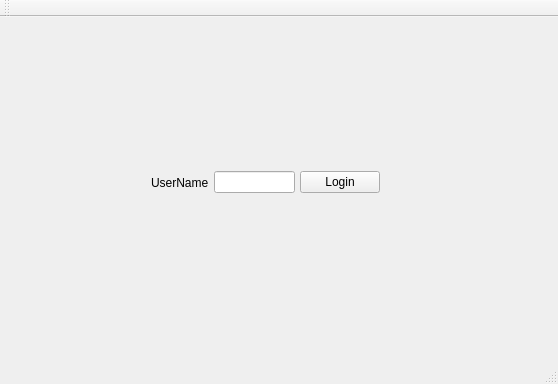
andonealexandru/Triviador, file Triviador/UI/forms/Login.ui: the form before one commit.
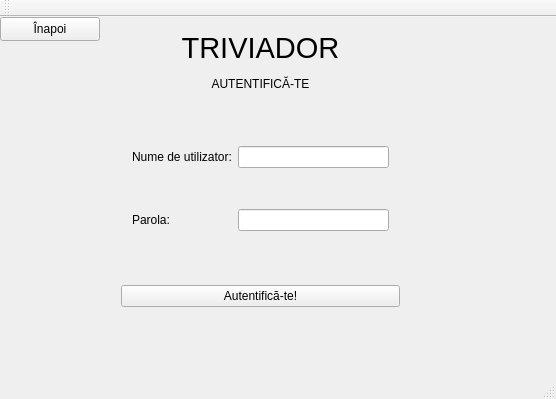
The form after the commit.

Commit message: Created new options and redesigned tabs for Login.

```diff
--- a/Triviador/UI/forms/Login.ui
+++ b/Triviador/UI/forms/Login.ui
@@ -6,61 +6,120 @@
    <rect>
     <x>0</x>
     <y>0</y>
-    <width>558</width>
-    <height>384</height>
+    <width>556</width>
+    <height>399</height>
    </rect>
   </property>
   <property name="windowTitle">
    <string>Login</string>
   </property>
   <widget class="QWidget" name="centralWidget">
+   <widget class="QPushButton" name="pushButtonExit">
+    <property name="geometry">
+     <rect>
+      <x>0</x>
+      <y>0</y>
+      <width>100</width>
+      <height>24</height>
+     </rect>
+    </property>
+    <property name="maximumSize">
+     <size>
+      <width>100</width>
+      <height>16777215</height>
+     </size>
+    </property>
+    <property name="text">
+     <string>Înapoi</string>
+    </property>
+   </widget>
+   <widget class="QWidget" name="verticalLayoutWidget">
+    <property name="geometry">
+     <rect>
+      <x>110</x>
+      <y>0</y>
+      <width>301</width>
+      <height>301</height>
+     </rect>
+    </property>
+    <layout class="QVBoxLayout" name="verticalLayout">
+     <item>
+      <widget class="QLabel" name="label_3">
+       <property name="maximumSize">
+        <size>
+         <width>16777215</width>
+         <height>40</height>
+        </size>
+       </property>
+       <property name="font">
+        <font>
+         <pointsize>22</pointsize>
+        </font>
+       </property>
+       <property name="text">
+        <string>TRIVIADOR</string>
+       </property>
+       <property name="alignment">
+        <set>Qt::AlignCenter</set>
+       </property>
+      </widget>
+     </item>
+     <item>
+      <widget class="QLabel" name="label_4">
+       <property name="maximumSize">
+        <size>
+         <width>16777215</width>
+         <height>20</height>
+        </size>
+       </property>
+       <property name="text">
+        <string>AUTENTIFICĂ-TE</string>
+       </property>
+       <property name="alignment">
+        <set>Qt::AlignCenter</set>
+       </property>
+      </widget>
+     </item>
+     <item>
    <widget class="QWidget" name="widget" native="true">
-    <property name="geometry">
-     <rect>
-      <x>60</x>
-      <y>40</y>
-      <width>431</width>
-      <height>251</height>
-     </rect>
-    </property>
-    <widget class="QWidget" name="horizontalLayoutWidget">
-     <property name="geometry">
-      <rect>
-       <x>80</x>
-       <y>60</y>
-       <width>251</width>
-       <height>131</height>
-      </rect>
-     </property>
-     <layout class="QHBoxLayout" name="horizontalLayout">
-      <property name="spacing">
-       <number>5</number>
-      </property>
-      <property name="sizeConstraint">
-       <enum>QLayout::SetNoConstraint</enum>
-      </property>
-      <item>
+       <layout class="QGridLayout" name="gridLayout">
+        <item row="2" column="1">
+         <widget class="QLineEdit" name="lineEdit_password"/>
+        </item>
+        <item row="2" column="0">
+         <widget class="QLabel" name="label_2">
+          <property name="enabled">
+           <bool>true</bool>
+          </property>
+          <property name="text">
+           <string>Parola:</string>
+          </property>
+         </widget>
+        </item>
+        <item row="0" column="0">
        <widget class="QLabel" name="label">
         <property name="enabled">
          <bool>true</bool>
         </property>
         <property name="text">
-         <string>UserName</string>
+           <string>Nume de utilizator:</string>
         </property>
        </widget>
       </item>
-      <item>
+        <item row="0" column="1">
        <widget class="QLineEdit" name="lineEdit_username"/>
       </item>
+       </layout>
+      </widget>
+     </item>
       <item>
        <widget class="QPushButton" name="pushButton">
         <property name="text">
-         <string>Login</string>
+        <string>Autentifică-te!</string>
         </property>
        </widget>
       </item>
      </layout>
-    </widget>
    </widget>
   </widget>
   <widget class="QMenuBar" name="menuBar">
```
Left out of the diff: 2 changed lines with no effect on the pictures. Lines whose indentation alone changed are shown as unchanged. The commit also changes 2 other files.
